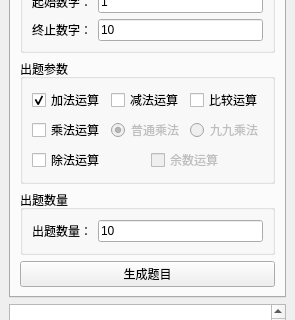
fmangela/PSAG2, file ui/psag_main.ui: the form before one commit; both pictures show x 0 to 295 and y 82 to 402 of the 295 by 507 pixel window.
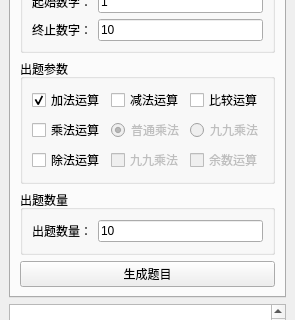
The form after the commit.

Commit message: feat(generator): 添加九除法题目生成功能- 在 button_operation.py 中导入新的除法生成函数- 添加九九除法选项的界面控件支持 - 实现九除法题目的生成逻辑- 更新UI布局以适应新增的复选框 - 调整窗口高度以容纳更多控件 -优化除法生成逻辑，支持九九乘法表模式切换

```diff
--- a/ui/psag_main.ui
+++ b/ui/psag_main.ui
@@ -7,7 +7,7 @@
     <x>0</x>
     <y>0</y>
     <width>291</width>
-    <height>488</height>
+    <height>500</height>
    </rect>
   </property>
   <property name="windowTitle">
@@ -153,7 +153,7 @@
               </layout>
              </item>
              <item>
-              <layout class="QHBoxLayout" name="checkbox_tf_line3" stretch="1,1">
+              <layout class="QHBoxLayout" name="checkbox_tf_line3" stretch="0,0,0">
                <item>
                 <widget class="QCheckBox" name="checkbox_tf_division">
                  <property name="text">
@@ -161,6 +161,16 @@
                  </property>
                 </widget>
                </item>
+               <item>
+                <widget class="QCheckBox" name="nine_nine_table2">
+                 <property name="enabled">
+                  <bool>false</bool>
+                 </property>
+                 <property name="text">
+                  <string>九九乘法</string>
+                 </property>
+                </widget>
+               </item>
                <item>
                 <widget class="QCheckBox" name="checkbox_tf_remainder">
                  <property name="enabled">
```
Left out of the diff: 2 changed lines with no effect on the pictures. The commit also changes 2 other files.
